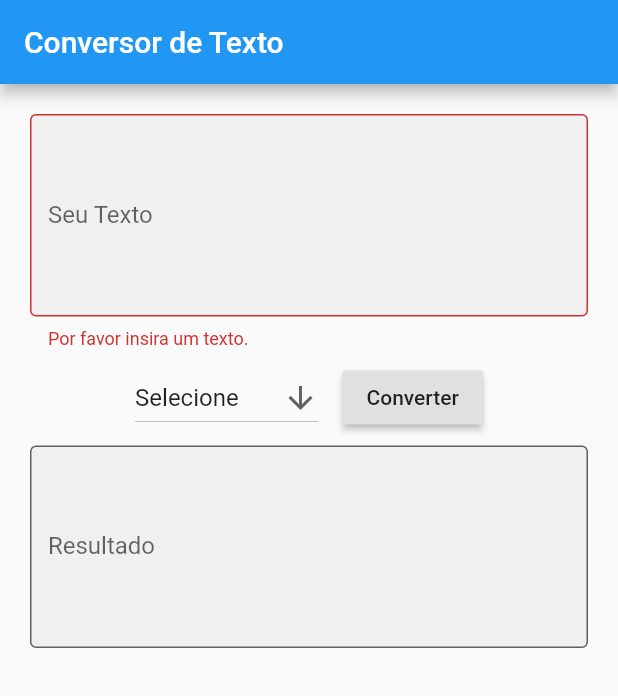
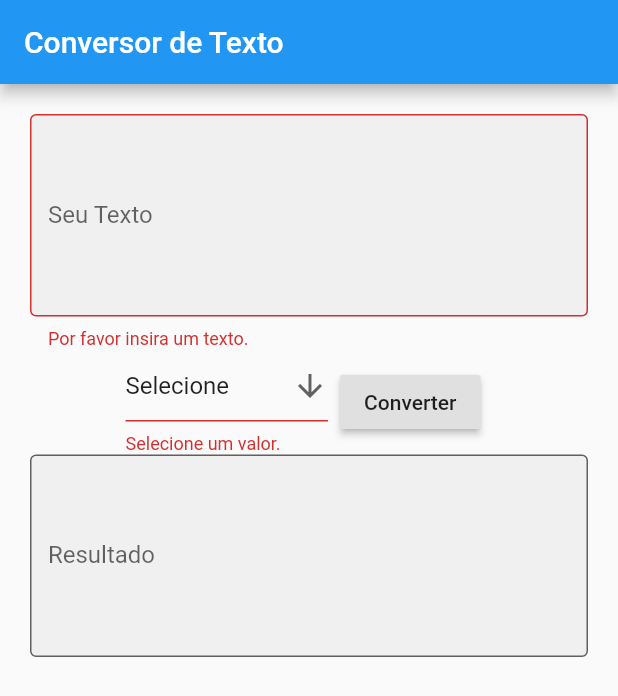
Before and after one commit to LeandroLS-archived/conversor-texto-app, a Flutter app: the screen it shows after launch, after a tap on "Converter", on a phone screen of 412 x 824 dp. Shown: the top 696 px of the screen. Run offline on Flutter 3.47's test engine with Material 2 defaults, Android fonts, the phone set to English and light mode, and no system bars.

```diff
--- a/lib/main.dart
+++ b/lib/main.dart
@@ -13,7 +13,40 @@ class _State extends State<MyApp> {
   final _formKey = GlobalKey<FormState>();
   String _dropdownValue = 'Selecione';
   String _userText;
-  String _textConverted;
+  static const List<String> opcoes = [
+    'Selecione',
+    'Reverso',
+    'MAÍUSCULAS',
+    'minúsculas',
+  ];
+  final _myController = TextEditingController();
+
+  textToUpper(String str) {
+    return str.toUpperCase();
+  }
+
+  textToLower(String str) {
+    return str.toLowerCase();
+  }
+
+  textReversed(String str) {
+    return str.split('').reversed.join();
+  }
+
+  convertText(String str) {
+    switch (_dropdownValue) {
+      case 'Reverso':
+        return textReversed(str);
+        break;
+      case 'MAÍUSCULAS':
+        return textToUpper(str);
+        break;
+      case 'minúsculas':
+        return textToLower(str);
+        break;
+    }
+  }
+
   @override
   Widget build(BuildContext context) {
     return MaterialApp(
@@ -49,9 +82,10 @@ class _State extends State<MyApp> {
                 Row(
                   mainAxisAlignment: MainAxisAlignment.center,
                   children: <Widget>[
-                    Padding(
-                        padding: const EdgeInsets.all(8.0),
-                        child: DropdownButton<String>(
+                    Container(
+                      width: 135,
+                      child: DropdownButtonFormField<String>(
+                        validator: (value) => value == 'Selecione' ? 'Selecione um valor.' : null,
                         value: _dropdownValue,
                         icon: Icon(Icons.arrow_downward),
                         iconSize: 24,
@@ -61,29 +95,23 @@ class _State extends State<MyApp> {
                             _dropdownValue = newValue;
                           });
                         },
-                          items: <String>[
-                            'Selecione',
-                            'Reverso',
-                            'MAÍUSCULAS',
-                            'minúsculas',
-                            'aLtErNaDo'
-                          ].map<DropdownMenuItem<String>>((String value) {
+                        items: opcoes
+                            .map<DropdownMenuItem<String>>((String value) {
                           return DropdownMenuItem<String>(
                             value: value,
                             child: Text(value),
                           );
                         }).toList(),
-                        )),
+                      ),
+                    ),
                     Padding(
                       padding: const EdgeInsets.all(8.0),
                       child: RaisedButton(
                         onPressed: () {
                           if (_formKey.currentState.validate()) {
-                            print('Validado');
-                            print('_dropdownValue: $_dropdownValue');
-                            print('_userText: $_userText');
-
-
+                            setState(() {
+                              _myController.text = convertText(_userText);
+                            });
                           }
                         },
                         child: const Text(
@@ -94,12 +122,13 @@ class _State extends State<MyApp> {
                   ],
                 ),
                 TextFormField(
+                  maxLines: 5,
+                  controller: _myController,
                   decoration: InputDecoration(
                     border: const OutlineInputBorder(),
                     filled: true,
                     labelText: 'Resultado',
                   ),
-                  maxLines: 5,
                 ),
               ],
             ),
```
Lines whose indentation alone changed are shown as unchanged.
